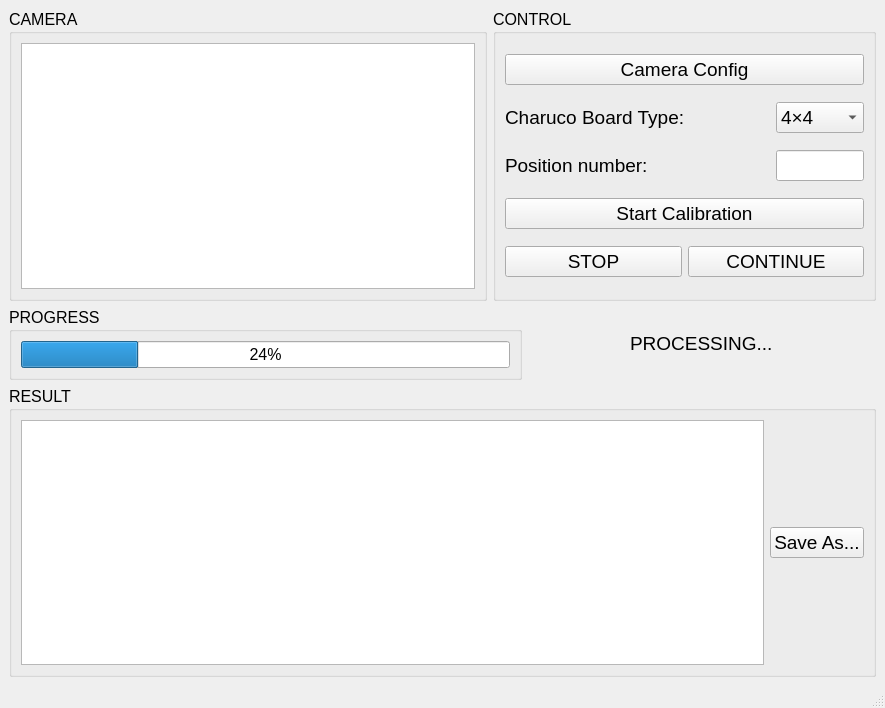
zhx7723/Multi-Sensor-Hand-Eye-Calibration, file gui/calibration_main.ui: the form before one commit.
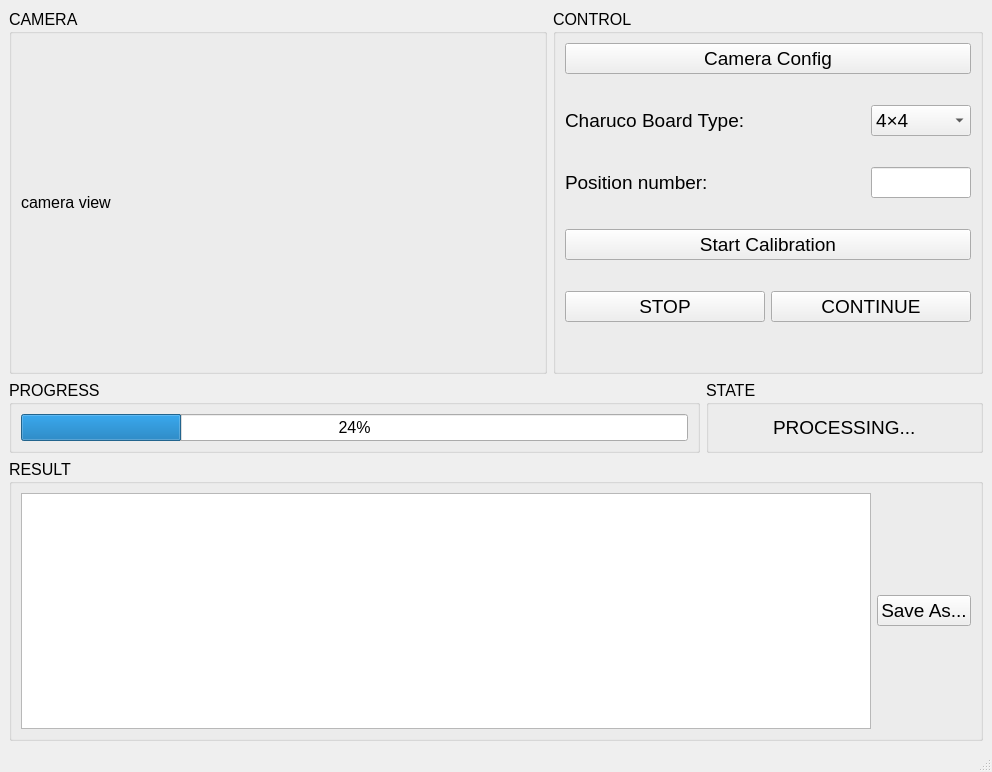
The form after the commit.

Commit message: add camera_module

What changed in the file:
```diff
--- a/gui/calibration_main.ui
+++ b/gui/calibration_main.ui
@@ -6,8 +6,8 @@
    <rect>
     <x>0</x>
     <y>0</y>
-    <width>885</width>
-    <height>708</height>
+    <width>992</width>
+    <height>772</height>
    </rect>
   </property>
   <property name="windowTitle">
@@ -27,9 +27,13 @@
         <property name="title">
          <string>CAMERA</string>
         </property>
-        <layout class="QHBoxLayout" name="horizontalLayout_4">
+        <layout class="QVBoxLayout" name="verticalLayout_3">
          <item>
-          <widget class="QGraphicsView" name="graphicsView_forcamera"/>
+          <widget class="QLabel" name="label_camera">
+           <property name="text">
+            <string>camera view</string>
+           </property>
+          </widget>
          </item>
         </layout>
        </widget>
@@ -44,9 +48,12 @@
         <property name="title">
          <string>CONTROL</string>
         </property>
-        <layout class="QVBoxLayout" name="verticalLayout" stretch="3,3,3,3,3">
+        <layout class="QVBoxLayout" name="verticalLayout" stretch="3,3,3,3,3,0">
          <item>
           <layout class="QHBoxLayout" name="horizontalLayout_9">
+           <property name="bottomMargin">
+            <number>25</number>
+           </property>
            <item>
             <widget class="QPushButton" name="pushButton_camera_config">
              <property name="sizePolicy">
@@ -69,6 +76,9 @@
          </item>
          <item>
           <layout class="QHBoxLayout" name="horizontalLayout_7" stretch="5,1,2">
+           <property name="bottomMargin">
+            <number>25</number>
+           </property>
            <item>
             <widget class="QLabel" name="label_charuco">
              <property name="font">
@@ -117,6 +127,9 @@
          </item>
          <item>
           <layout class="QHBoxLayout" name="horizontalLayout_5" stretch="5,1,2">
+           <property name="bottomMargin">
+            <number>25</number>
+           </property>
            <item>
             <widget class="QLabel" name="label_position">
              <property name="font">
@@ -154,7 +167,16 @@
           </layout>
          </item>
          <item>
-          <layout class="QHBoxLayout" name="horizontalLayout_11">
+          <layout class="QHBoxLayout" name="horizontalLayout_11" stretch="0">
+           <property name="spacing">
+            <number>6</number>
+           </property>
+           <property name="topMargin">
+            <number>0</number>
+           </property>
+           <property name="bottomMargin">
+            <number>25</number>
+           </property>
            <item>
             <widget class="QPushButton" name="pushButton_start">
              <property name="sizePolicy">
@@ -216,13 +238,26 @@
            </item>
           </layout>
          </item>
+         <item>
+          <spacer name="verticalSpacer">
+           <property name="orientation">
+            <enum>Qt::Vertical</enum>
+           </property>
+           <property name="sizeHint" stdset="0">
+            <size>
+             <width>20</width>
+             <height>40</height>
+            </size>
+           </property>
+          </spacer>
+         </item>
         </layout>
        </widget>
       </item>
      </layout>
     </item>
     <item>
-     <layout class="QHBoxLayout" name="horizontalLayout_3" stretch="5,1,3,1">
+     <layout class="QHBoxLayout" name="horizontalLayout_3" stretch="5,2">
       <item>
        <widget class="QGroupBox" name="groupBox_progress">
         <property name="font">
@@ -245,18 +280,16 @@
        </widget>
       </item>
       <item>
-       <spacer name="horizontalSpacer_3">
-        <property name="orientation">
-         <enum>Qt::Horizontal</enum>
+       <widget class="QGroupBox" name="groupBox_state">
+        <property name="font">
+         <font>
+          <pointsize>12</pointsize>
+         </font>
         </property>
-        <property name="sizeHint" stdset="0">
-         <size>
-          <width>40</width>
-          <height>20</height>
-         </size>
+        <property name="title">
+         <string>STATE</string>
         </property>
-       </spacer>
-      </item>
+        <layout class="QHBoxLayout" name="horizontalLayout_6">
       <item>
        <widget class="QLabel" name="label_state">
         <property name="sizePolicy">
@@ -275,18 +308,8 @@
         </property>
        </widget>
       </item>
-      <item>
-       <spacer name="horizontalSpacer_4">
-        <property name="orientation">
-         <enum>Qt::Horizontal</enum>
-        </property>
-        <property name="sizeHint" stdset="0">
-         <size>
-          <width>40</width>
-          <height>20</height>
-         </size>
-        </property>
-       </spacer>
+        </layout>
+       </widget>
       </item>
      </layout>
     </item>
```
Left out of the diff: 2 changed lines with no effect on the pictures. Lines whose indentation alone changed are shown as unchanged. The commit also changes 3 other files.
